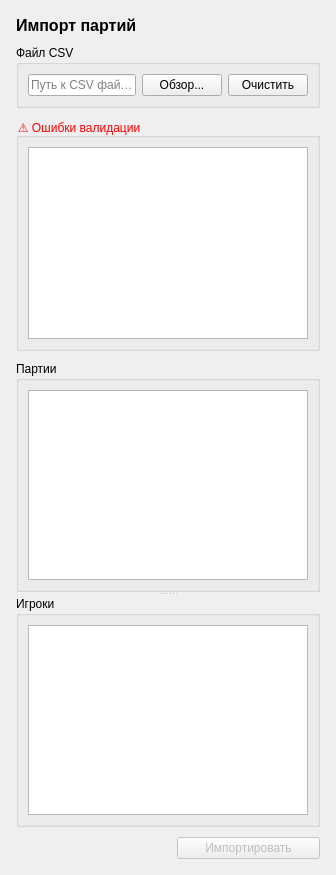
First picture: the form in DBConnect/src/ui/ImportGamesWidget.ui, repository MelonKO/BotC_Stats, before the edit.
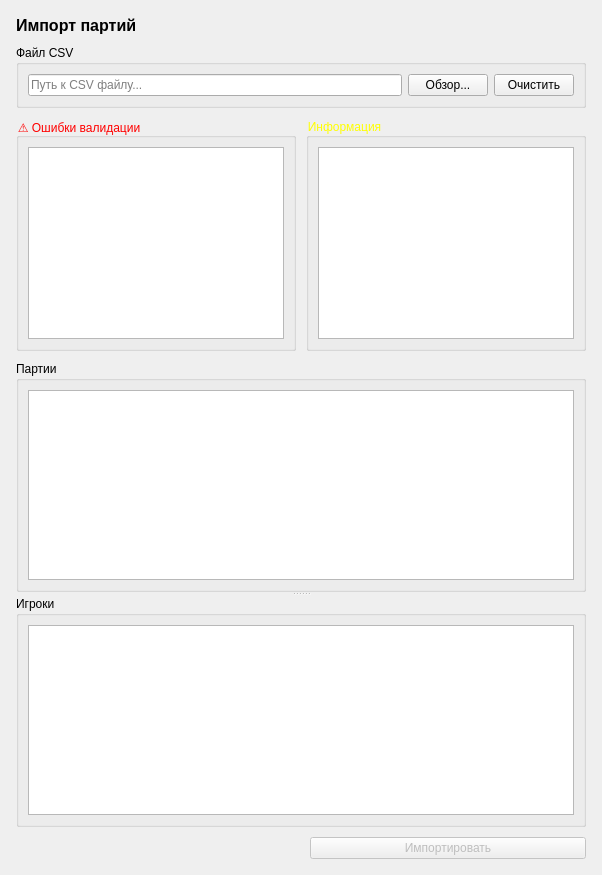
Second picture: the form after the edit.

Commit message: feat: add api client and db cache for players, provide a list of new players before importing

Diff of the .ui file:
```diff
--- a/DBConnect/src/ui/ImportGamesWidget.ui
+++ b/DBConnect/src/ui/ImportGamesWidget.ui
@@ -66,6 +66,8 @@
             </item>
             <!-- Ошибки валидации -->
             <item>
+                <layout class="QHBoxLayout" name="mainLayout">
+                    <item>
                 <widget class="QGroupBox" name="errorsGroup">
                     <property name="title">
                         <string>⚠ Ошибки валидации</string>
@@ -90,6 +92,34 @@
                         </item>
                     </layout>
                 </widget>
+                    </item>
+                    <item>
+                        <widget class="QGroupBox" name="infoGroup">
+                            <property name="title">
+                                <string>Информация</string>
+                            </property>
+                            <property name="styleSheet">
+                                <string>QGroupBox{color: yellow}</string>
+                            </property>
+                            <property name="visible">
+                                <bool>false</bool>
+                            </property>
+                            <!-- Запрещаем растягиваться по вертикали -->
+                            <property name="sizePolicy">
+                                <sizepolicy hsizetype="Preferred" vsizetype="Maximum">
+                                    <horstretch>0</horstretch>
+                                    <verstretch>0</verstretch>
+                                </sizepolicy>
+                            </property>
+                            <layout class="QVBoxLayout">
+                                <item>
+                                    <widget class="QListWidget" name="infoWidget">
+                                    </widget>
+                                </item>
+                            </layout>
+                        </widget>
+                    </item>
+                </layout>
             </item>
 
             <!-- Сплиттер: партии сверху, игроки снизу -->
```
Lines whose indentation alone changed are shown as unchanged. The commit also changes 7 other files.
